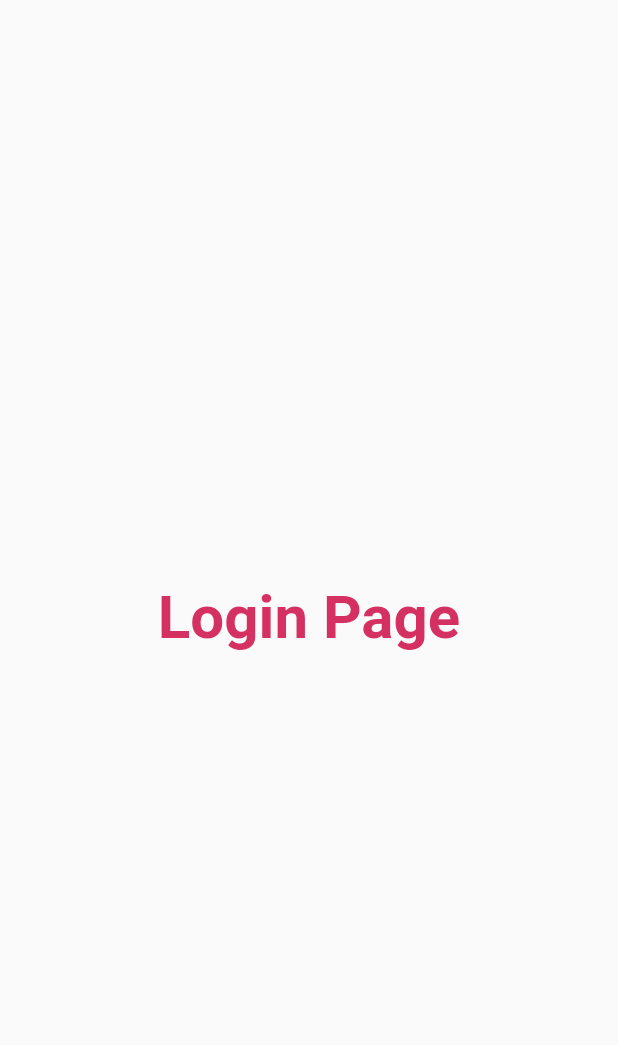
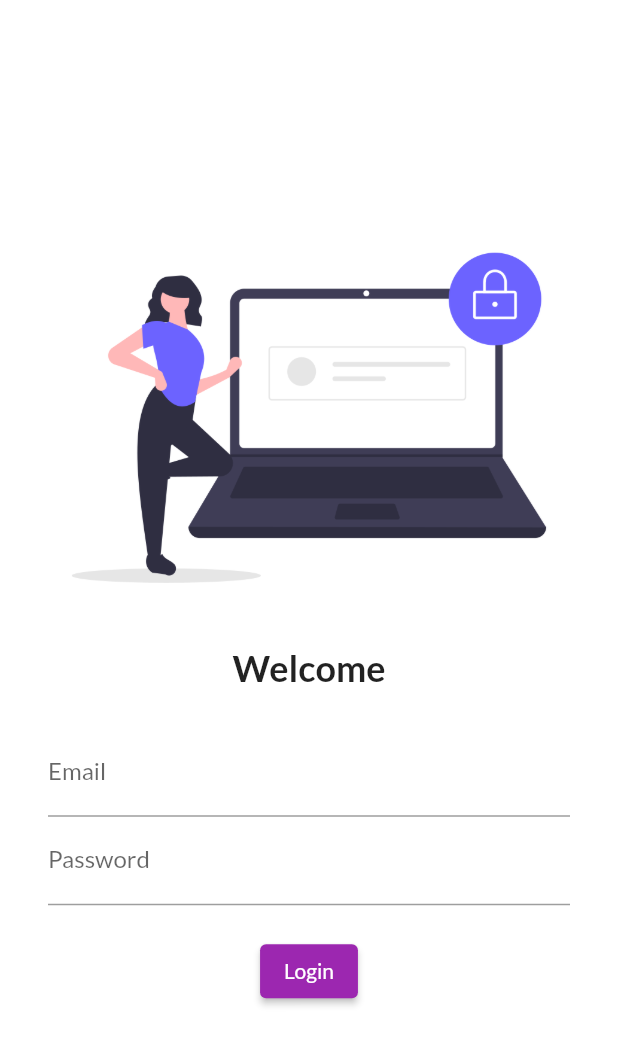
Before and after one commit to amzadhossainjacky/flutter, a Flutter app: the screen it shows after launch, on a phone screen of 412 x 824 dp. Shown: the top 1045 px of the screen. Run offline on Flutter 3.47's test engine with Material 2 defaults, Android fonts, the phone set to English and light mode, and no system bars; our stand-ins replace google_fonts.

Commit message:
chapter for completed

```diff
--- a/lib/main.dart
+++ b/lib/main.dart
@@ -1,6 +1,9 @@
-import 'pages/login_page.dart';
-import 'pages/home_page.dart';
+import 'package:firstapp/pages/home_page.dart';
+import 'package:firstapp/pages/login_page.dart';
 import 'package:flutter/material.dart';
+import 'package:google_fonts/google_fonts.dart';
+
+
 
 void main() {
   runApp(MyApp());
@@ -12,8 +15,12 @@ class MyApp extends StatelessWidget {
     return MaterialApp(
       //home: HomePage(),
       themeMode: ThemeMode.light,
+      theme:ThemeData(
+        primarySwatch: Colors.purple,
+        fontFamily: GoogleFonts.lato().fontFamily
+      ) ,
       darkTheme:
-          ThemeData(brightness: Brightness.dark, primarySwatch: Colors.purple),
+          ThemeData(brightness: Brightness.dark, ),
       routes: {
         "/": (context) => LoginPage(),
         "/login": (context) => LoginPage(),
--- a/lib/pages/login_page.dart
+++ b/lib/pages/login_page.dart
@@ -1,18 +1,57 @@
 import 'package:flutter/material.dart';
 
-
 class LoginPage extends StatelessWidget {
-
   @override
   Widget build(BuildContext context) {
     return Material(
-      child: Center(
-        child: Text("Login Page",
-        style: TextStyle(
-          color: Color.fromARGB(255, 212, 48, 97),
-          fontSize: 40,
-          fontWeight: FontWeight.bold
-        ),),
+      color: Colors.white,
+      child: Column(
+        mainAxisAlignment: MainAxisAlignment.center,
+        children: [
+          Image.asset(
+            "assets/images/login_image.png",
+            fit: BoxFit.cover,
+          ),
+          SizedBox(
+            height: 10.0,
+          ),
+          Text(
+            "Welcome",
+            style: TextStyle(fontSize: 24, fontWeight: FontWeight.bold),
+          ),
+          SizedBox(
+            height: 10.0,
+          ),
+          Padding(
+            padding: EdgeInsets.symmetric(vertical: 16.0, horizontal: 32.0),
+            child: Column(
+              children: [
+                TextFormField(
+                  decoration: InputDecoration(
+                    hintText: "Enter user email",
+                    labelText: "Email",
+                  ),
+                ),
+                TextFormField(
+                  obscureText: true,
+                  decoration: InputDecoration(
+                    hintText: "Enter user [password]",
+                    labelText: "Password",
+                  ),
+                ),
+                SizedBox(
+                  height: 20.0,
+                ),
+                ElevatedButton(
+                  child: Text("Login"),
+                  onPressed: () {
+                    print("login");
+                  },
+                )
+              ],
+            ),
+          ),
+        ],
       ),
     );
   }
--- a/pubspec.yaml
+++ b/pubspec.yaml
@@ -38,6 +38,7 @@ dependencies:
 dev_dependencies:
   flutter_test:
     sdk: flutter
+  google_fonts: ^2.3.2
 
   # The "flutter_lints" package below contains a set of recommended lints to
   # encourage good coding practices. The lint set provided by the package is
@@ -58,8 +59,8 @@ flutter:
   uses-material-design: true
 
   # To add assets to your application, add an assets section, like this:
-  # assets:
-  #   - images/a_dot_burr.jpeg
+  assets:
+     - assets/images/
   #   - images/a_dot_ham.jpeg
 
   # An image asset can refer to one or more resolution-specific "variants", see
```
Also changed, not shown: assets/images/login_image.png (added), pubspec.lock.
